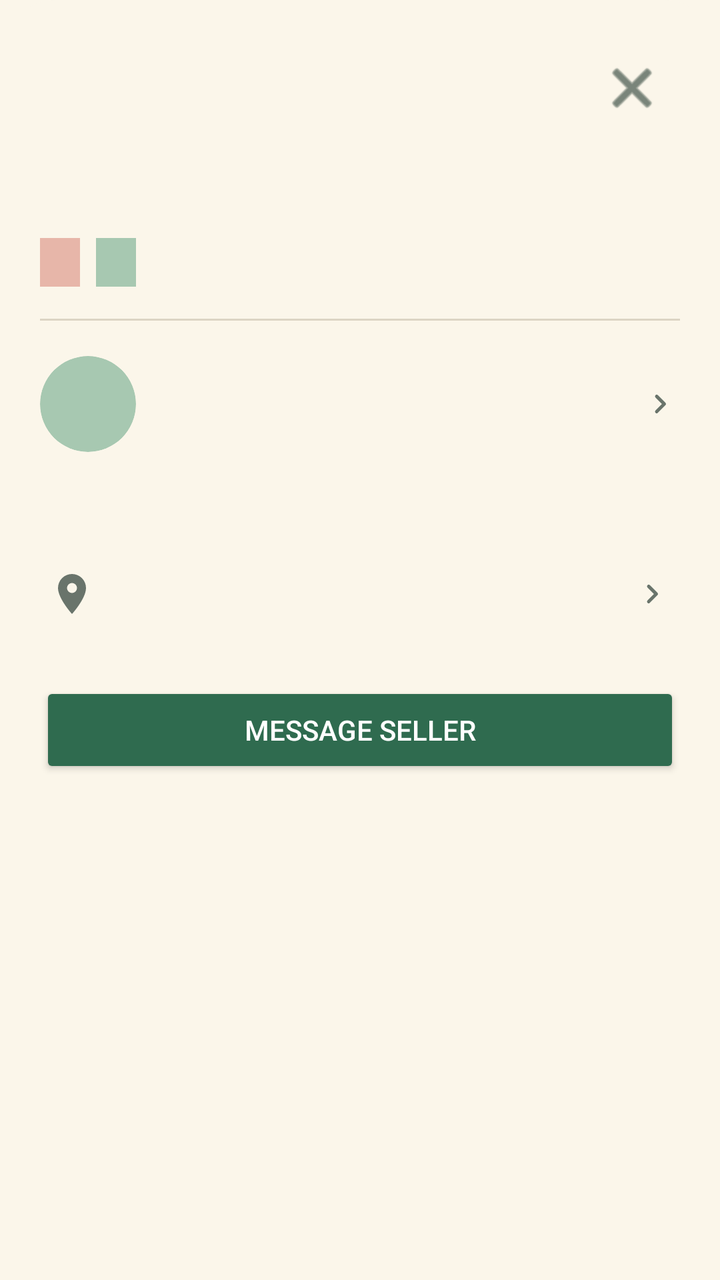
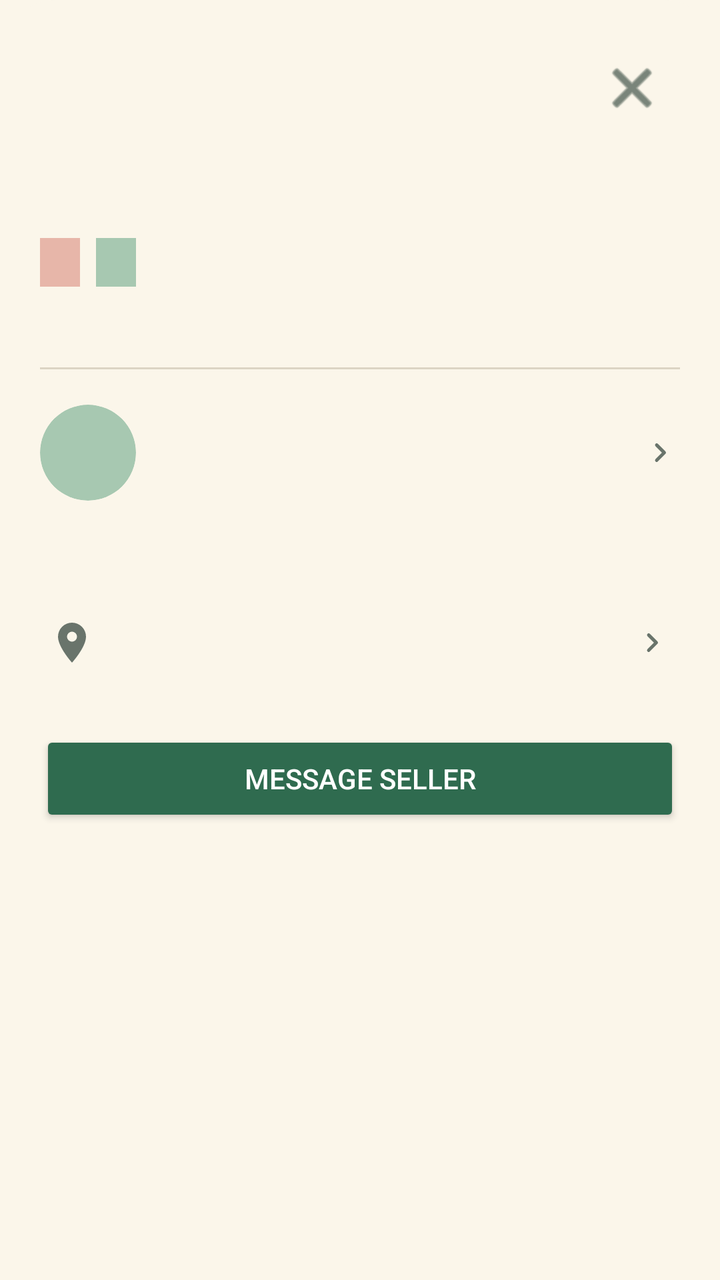

Compare the two renders of this Android layout. The source of the first and the diff that turns it into the second are given below.
<!-- AndroidManifest.xml: application theme Theme.NOXApp -->
<!-- res/layout/dialog_item_details.xml -->
<?xml version="1.0" encoding="utf-8"?>
<LinearLayout xmlns:android="http://schemas.android.com/apk/res/android"
    xmlns:app="http://schemas.android.com/apk/res-auto"
    android:layout_width="match_parent"
    android:layout_height="wrap_content"
    android:background="@drawable/dialog_sheet_bg"
    android:orientation="vertical"
    android:paddingStart="20dp"
    android:paddingTop="20dp"
    android:paddingEnd="20dp">

    
    <RelativeLayout
        android:layout_width="match_parent"
        android:layout_height="wrap_content">

        <TextView
            android:id="@+id/detailTitle"
            android:layout_width="wrap_content"
            android:layout_height="wrap_content"
            android:layout_alignParentStart="true"
            android:layout_centerVertical="true"
            android:layout_toStartOf="@id/detailClose"
            android:textColor="@color/nox_dark_green"
            android:textSize="22sp"
            android:textStyle="bold" />

        <ImageButton
            android:id="@+id/detailClose"
            android:layout_width="48dp"
            android:layout_height="48dp"
            android:layout_alignParentEnd="true"
            android:layout_centerVertical="true"
            android:background="?attr/selectableItemBackgroundBorderless"
            android:contentDescription="Close"
            android:padding="12dp"
            android:src="@android:drawable/ic_menu_close_clear_cancel"
            app:tint="@color/nox_dark_green" />
    </RelativeLayout>

    
    <ScrollView
        android:id="@+id/detailScroll"
        android:layout_width="match_parent"
        android:layout_height="wrap_content"
        android:fillViewport="true"
        android:paddingBottom="20dp"
        android:scrollbars="none">

        <LinearLayout
            android:layout_width="match_parent"
            android:layout_height="wrap_content"
            android:orientation="vertical">

            <FrameLayout
                android:layout_width="match_parent"
                android:layout_height="wrap_content"
                android:layout_marginTop="12dp">

                
                <LinearLayout
                    android:id="@+id/detailMediaEmpty"
                    android:layout_width="match_parent"
                    android:layout_height="220dp"
                    android:background="@drawable/bg_listing_image"
                    android:gravity="center"
                    android:orientation="vertical"
                    android:visibility="gone">

                    <ImageView
                        android:layout_width="36dp"
                        android:layout_height="36dp"
                        android:importantForAccessibility="no"
                        android:src="@android:drawable/ic_menu_gallery"
                        android:tint="@color/nox_subtext" />

                    <TextView
                        android:layout_width="wrap_content"
                        android:layout_height="wrap_content"
                        android:layout_marginTop="8dp"
                        android:text="@string/detail_media_empty"
                        android:textColor="@color/nox_subtext"
                        android:textSize="13sp" />
                </LinearLayout>

                
                <androidx.recyclerview.widget.RecyclerView
                    android:id="@+id/detailMediaPager"
                    android:layout_width="match_parent"
                    android:layout_height="220dp"
                    android:overScrollMode="never"
                    android:visibility="gone" />

                <ImageButton
                    android:id="@+id/detailMediaPrev"
                    android:layout_width="48dp"
                    android:layout_height="48dp"
                    android:layout_gravity="start|center_vertical"
                    android:layout_marginStart="8dp"
                    android:background="@drawable/white_circle_bg"
                    android:contentDescription="@string/detail_media_previous"
                    android:foreground="?attr/selectableItemBackgroundBorderless"
                    android:padding="12dp"
                    android:src="@drawable/ic_chevron_left"
                    android:visibility="gone"
                    app:tint="@color/nox_dark_green" />

                <ImageButton
                    android:id="@+id/detailMediaNext"
                    android:layout_width="48dp"
                    android:layout_height="48dp"
                    android:layout_gravity="end|center_vertical"
                    android:layout_marginEnd="8dp"
                    android:background="@drawable/white_circle_bg"
                    android:contentDescription="@string/detail_media_next"
                    android:foreground="?attr/selectableItemBackgroundBorderless"
                    android:padding="12dp"
                    android:src="@drawable/ic_chevron_right"
                    android:visibility="gone"
                    app:tint="@color/nox_dark_green" />

                <TextView
                    android:id="@+id/detailMediaCounter"
                    android:layout_width="wrap_content"
                    android:layout_height="wrap_content"
                    android:layout_gravity="top|end"
                    android:layout_marginTop="8dp"
                    android:layout_marginEnd="8dp"
                    android:background="@drawable/bg_media_counter"
                    android:paddingHorizontal="10dp"
                    android:paddingVertical="5dp"
                    android:textColor="@color/white"
                    android:textSize="12sp"
                    android:textStyle="bold"
                    android:visibility="gone" />
            </FrameLayout>

            <androidx.recyclerview.widget.RecyclerView
                android:id="@+id/detailMediaThumbnails"
                android:layout_width="match_parent"
                android:layout_height="wrap_content"
                android:layout_marginTop="8dp"
                android:clipToPadding="false"
                android:orientation="horizontal"
                android:overScrollMode="never"
                android:visibility="gone" />

            <TextView
                android:id="@+id/detailPrice"
                android:layout_width="wrap_content"
                android:layout_height="wrap_content"
                android:layout_marginTop="4dp"
                android:textColor="@color/nox_dark_green"
                android:textSize="20sp"
                android:textStyle="bold" />

            <LinearLayout
                android:layout_width="wrap_content"
                android:layout_height="wrap_content"
                android:layout_marginTop="8dp"
                android:orientation="horizontal">

                <TextView
                    android:id="@+id/detailCondition"
                    android:layout_width="wrap_content"
                    android:layout_height="wrap_content"
                    android:background="@color/nox_accent_pink"
                    android:paddingHorizontal="10dp"
                    android:paddingVertical="4dp"
                    android:textColor="@color/nox_dark_green"
                    android:textSize="12sp" />

                <TextView
                    android:id="@+id/detailCategory"
                    android:layout_width="wrap_content"
                    android:layout_height="wrap_content"
                    android:layout_marginStart="8dp"
                    android:background="@color/nox_card_green"
                    android:paddingHorizontal="10dp"
                    android:paddingVertical="4dp"
                    android:textColor="@color/nox_dark_green"
                    android:textSize="12sp" />
            </LinearLayout>

            <View
                android:layout_width="match_parent"
                android:layout_height="1dp"
                android:layout_marginTop="16dp"
                android:background="@color/nox_search_stroke" />

            
            <LinearLayout
                android:id="@+id/detailSeller"
                android:layout_width="match_parent"
                android:layout_height="wrap_content"
                android:layout_marginTop="12dp"
                android:background="?attr/selectableItemBackground"
                android:clickable="true"
                android:focusable="true"
                android:gravity="center_vertical"
                android:minHeight="48dp"
                android:orientation="horizontal">

                <androidx.cardview.widget.CardView
                    android:layout_width="48dp"
                    android:layout_height="48dp"
                    app:cardBackgroundColor="@color/nox_card_green"
                    app:cardCornerRadius="24dp"
                    app:cardElevation="0dp">

                    <TextView
                        android:id="@+id/detailSellerInitial"
                        android:layout_width="match_parent"
                        android:layout_height="match_parent"
                        android:gravity="center"
                        android:importantForAccessibility="no"
                        android:textColor="@color/nox_dark_green"
                        android:textSize="18sp"
                        android:textStyle="bold" />
                </androidx.cardview.widget.CardView>

                <LinearLayout
                    android:layout_width="0dp"
                    android:layout_height="wrap_content"
                    android:layout_marginStart="12dp"
                    android:layout_weight="1"
                    android:orientation="vertical">

                    <TextView
                        android:id="@+id/detailSellerName"
                        android:layout_width="match_parent"
                        android:layout_height="wrap_content"
                        android:ellipsize="end"
                        android:maxLines="1"
                        android:textColor="@color/nox_dark_green"
                        android:textSize="16sp"
                        android:textStyle="bold" />

                    <TextView
                        android:id="@+id/detailSellerSchool"
                        android:layout_width="match_parent"
                        android:layout_height="wrap_content"
                        android:layout_marginTop="2dp"
                        android:ellipsize="end"
                        android:maxLines="1"
                        android:textColor="@color/nox_subtext"
                        android:textSize="13sp" />

                    <TextView
                        android:id="@+id/detailSellerRating"
                        android:layout_width="match_parent"
                        android:layout_height="wrap_content"
                        android:layout_marginTop="2dp"
                        android:textColor="@color/nox_muted"
                        android:textSize="12sp" />
                </LinearLayout>

                
                <ImageView
                    android:id="@+id/detailSellerChevron"
                    android:layout_width="20dp"
                    android:layout_height="20dp"
                    android:layout_marginStart="8dp"
                    android:contentDescription="@null"
                    android:importantForAccessibility="no"
                    android:src="@drawable/ic_chevron_right"
                    app:tint="@color/nox_subtext" />
            </LinearLayout>

            <TextView
                android:id="@+id/detailDescription"
                android:layout_width="match_parent"
                android:layout_height="wrap_content"
                android:layout_marginTop="14dp"
                android:textColor="@color/nox_dark_green"
                android:textSize="14sp" />

            
            <LinearLayout
                android:id="@+id/detailLocationRow"
                android:layout_width="match_parent"
                android:layout_height="wrap_content"
                android:layout_marginTop="8dp"
                android:background="?attr/selectableItemBackground"
                android:clickable="true"
                android:focusable="true"
                android:gravity="center_vertical"
                android:minHeight="48dp"
                android:orientation="horizontal"
                android:paddingHorizontal="4dp"
                android:paddingVertical="8dp">

                <TextView
                    android:id="@+id/detailLocation"
                    android:layout_width="0dp"
                    android:layout_height="wrap_content"
                    android:layout_weight="1"
                    android:drawableStart="@drawable/ic_map_pin"
                    android:drawablePadding="8dp"
                    android:drawableTint="@color/nox_subtext"
                    android:textColor="@color/nox_subtext"
                    android:textSize="13sp" />

                <ImageView
                    android:id="@+id/detailLocationChevron"
                    android:layout_width="20dp"
                    android:layout_height="20dp"
                    android:layout_marginStart="8dp"
                    android:contentDescription="@null"
                    android:importantForAccessibility="no"
                    android:src="@drawable/ic_chevron_right"
                    app:tint="@color/nox_subtext" />
            </LinearLayout>

            
            <LinearLayout
                android:id="@+id/ownerActions"
                android:layout_width="match_parent"
                android:layout_height="wrap_content"
                android:layout_marginTop="8dp"
                android:orientation="horizontal"
                android:visibility="gone">

                <com.google.android.material.button.MaterialButton
                    android:id="@+id/editListingButton"
                    style="@style/Widget.Material3.Button.TextButton"
                    android:layout_width="0dp"
                    android:layout_height="48dp"
                    android:layout_weight="1"
                    android:insetTop="0dp"
                    android:insetBottom="0dp"
                    android:text="@string/listing_edit"
                    android:textColor="@color/nox_primary_green"
                    app:icon="@drawable/ic_settings"
                    app:iconTint="@color/nox_primary_green" />

                <com.google.android.material.button.MaterialButton
                    android:id="@+id/deleteListingButton"
                    style="@style/Widget.Material3.Button.TextButton"
                    android:layout_width="0dp"
                    android:layout_height="48dp"
                    android:layout_weight="1"
                    android:insetTop="0dp"
                    android:insetBottom="0dp"
                    android:text="@string/listing_delete"
                    android:textColor="@color/nox_error"
                    app:icon="@android:drawable/ic_menu_delete"
                    app:iconTint="@color/nox_error" />
            </LinearLayout>

            <Button
                android:id="@+id/messageSellerButton"
                android:layout_width="match_parent"
                android:layout_height="48dp"
                android:layout_marginTop="20dp"
                android:backgroundTint="@color/nox_primary_green"
                android:text="@string/detail_message_seller"
                android:textColor="@color/white"
                android:textSize="14sp" />

            
            <com.google.android.material.button.MaterialButton
                android:id="@+id/reportListingButton"
                style="@style/Widget.Material3.Button.TextButton"
                android:layout_width="wrap_content"
                android:layout_height="48dp"
                android:layout_gravity="center_horizontal"
                android:layout_marginTop="4dp"
                android:insetTop="0dp"
                android:insetBottom="0dp"
                android:text="@string/listing_report_action"
                android:textColor="@color/nox_subtext"
                android:visibility="gone" />
        </LinearLayout>
    </ScrollView>
</LinearLayout>
<!-- resources referenced by this layout -->
<resources>
  <color name="nox_accent_pink">#E7B6A9</color>
  <color name="nox_card_green">#A7C8B1</color>
  <color name="nox_dark_green">#23392F</color>
  <color name="nox_error">#B3261E</color>
  <color name="nox_muted">#8C7F6A</color>
  <color name="nox_primary_green">#2F6B4F</color>
  <color name="nox_search_stroke">#DCD4C4</color>
  <color name="nox_subtext">#69746B</color>
  <color name="white">#FFFFFFFF</color>
  <!-- drawable bg_listing_image (drawable) -->
  <?xml version="1.0" encoding="utf-8"?>
  <shape xmlns:android="http://schemas.android.com/apk/res/android"
      android:shape="rectangle">
  
      <solid android:color="@color/nox_field_bg" />
      <corners android:radius="12dp" />
  </shape>
  <!-- drawable bg_media_counter (drawable) -->
  <?xml version="1.0" encoding="utf-8"?>
  <shape xmlns:android="http://schemas.android.com/apk/res/android"
      android:shape="rectangle">
  
      <solid android:color="@color/nox_media_scrim" />
      <corners android:radius="12dp" />
  </shape>
  <!-- drawable dialog_sheet_bg (drawable) -->
  <?xml version="1.0" encoding="utf-8"?>
  <shape xmlns:android="http://schemas.android.com/apk/res/android"
      android:shape="rectangle">
      <solid android:color="@color/nox_cream_bg" />
      <corners
          android:topLeftRadius="28dp"
          android:topRightRadius="28dp" />
  </shape>
  <!-- drawable ic_chevron_left (drawable) -->
  <vector xmlns:android="http://schemas.android.com/apk/res/android"
      android:width="24dp"
      android:height="24dp"
      android:viewportWidth="24"
      android:viewportHeight="24">
      <path
          android:fillColor="#FF000000"
          android:pathData="M15.41,7.41L14,6l-6,6 6,6 1.41,-1.41L10.83,12z"/>
  </vector>
  <!-- drawable ic_chevron_right (drawable) -->
  <vector xmlns:android="http://schemas.android.com/apk/res/android"
      android:width="20dp"
      android:height="20dp"
      android:viewportWidth="24"
      android:viewportHeight="24"
      android:autoMirrored="true">
      <path
          android:fillColor="#FF000000"
          android:pathData="M9.29,6.71a1,1 0 0 0 0,1.41L13.17,12l-3.88,3.88a1,1 0 1 0 1.42,1.41l4.59,-4.59a1,1 0 0 0 0,-1.41L10.71,6.7a1,1 0 0 0 -1.42,0.01z" />
  </vector>
  <!-- drawable ic_map_pin (drawable) -->
  <vector xmlns:android="http://schemas.android.com/apk/res/android" android:width="24dp" android:height="24dp" android:viewportWidth="24" android:viewportHeight="24">
      <path android:fillColor="#23392F" android:pathData="M12,2a7,7 0,0 0,-7 7c0,5.25 7,13 7,13s7,-7.75 7,-13a7,7 0,0 0,-7 -7zM12,11.5a2.5,2.5 0,1 1,0 -5a2.5,2.5 0,0 1,0 5z" />
  </vector>
  <!-- drawable white_circle_bg (drawable) -->
  <?xml version="1.0" encoding="utf-8"?>
  <shape xmlns:android="http://schemas.android.com/apk/res/android"
      android:shape="oval">
      <solid android:color="@color/nox_field_bg" />
  </shape>
  <string name="detail_media_empty">No photos</string>
  <string name="detail_media_next">Next photo</string>
  <string name="detail_media_previous">Previous photo</string>
  <string name="detail_message_seller">Message Seller</string>
  <string name="listing_delete">Delete listing</string>
  <string name="listing_edit">Edit listing</string>
  <string name="listing_report_action">Report listing</string>
  <style name="Theme.NOXApp" parent="Base.Theme.NOXApp" />
  <color name="nox_field_bg">#FFFCF6</color>
  <color name="nox_media_scrim">#A623392F</color>
  <color name="nox_cream_bg">#FBF6EA</color>
  <color name="nox_accent_text">#2F6B4F</color>
  <color name="nox_snackbar_action">#A9DCBF</color>
  <color name="nox_chip_bg">#E8F0E5</color>
  <style name="Animation.NOX.Activity" parent="@android:style/Animation.Activity">
          <item name="android:activityOpenEnterAnimation">@anim/nox_activity_instant</item>
          <item name="android:activityOpenExitAnimation">@anim/nox_activity_instant</item>
          <item name="android:activityCloseEnterAnimation">@anim/nox_activity_instant</item>
          <item name="android:activityCloseExitAnimation">@anim/nox_activity_instant</item>
      </style>
  <!-- unchanged entries left out for length: 2 -->
</resources>

<!-- the commit's change to res/layout/dialog_item_details.xml (unified diff, before → after) -->
@@ -145,14 +145,31 @@
                 android:overScrollMode="never"
                 android:visibility="gone" />
 
-            <TextView
-                android:id="@+id/detailPrice"
+            
+            <LinearLayout
                 android:layout_width="wrap_content"
                 android:layout_height="wrap_content"
                 android:layout_marginTop="4dp"
-                android:textColor="@color/nox_dark_green"
-                android:textSize="20sp"
-                android:textStyle="bold" />
+                android:gravity="center_vertical"
+                android:orientation="horizontal">
+
+                <TextView
+                    android:id="@+id/detailPreviousPrice"
+                    android:layout_width="wrap_content"
+                    android:layout_height="wrap_content"
+                    android:layout_marginEnd="8dp"
+                    android:textColor="@color/nox_muted"
+                    android:textSize="15sp"
+                    android:visibility="gone" />
+
+                <TextView
+                    android:id="@+id/detailPrice"
+                    android:layout_width="wrap_content"
+                    android:layout_height="wrap_content"
+                    android:textColor="@color/nox_dark_green"
+                    android:textSize="20sp"
+                    android:textStyle="bold" />
+            </LinearLayout>
 
             <LinearLayout
                 android:layout_width="wrap_content"
@@ -181,6 +198,15 @@
                     android:textColor="@color/nox_dark_green"
                     android:textSize="12sp" />
             </LinearLayout>
+
+            
+            <TextView
+                android:id="@+id/detailViewCount"
+                android:layout_width="wrap_content"
+                android:layout_height="wrap_content"
+                android:layout_marginTop="8dp"
+                android:textColor="@color/nox_subtext"
+                android:textSize="12sp" />
 
             <View
                 android:layout_width="match_parent"
